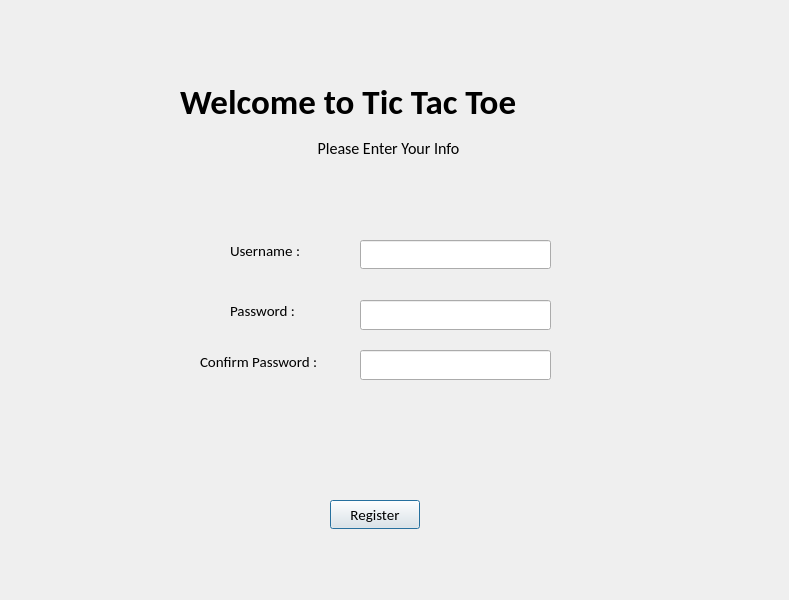
mo2menwael/Advanced-Tic-Tac-Toe, file signup.ui: the form before one commit.
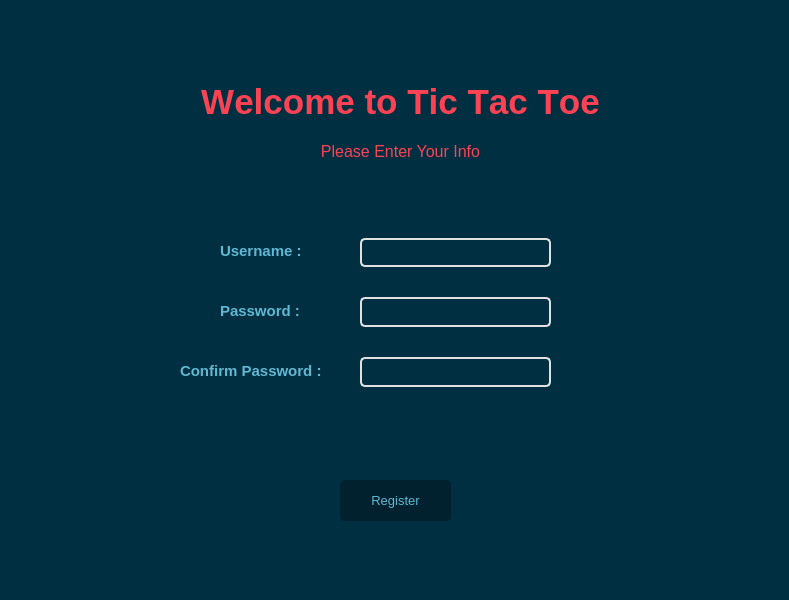
The form after the commit.

Patch:
```diff
--- a/signup.ui
+++ b/signup.ui
@@ -19,11 +19,14 @@
   <property name="windowTitle">
    <string>Dialog</string>
   </property>
+  <property name="styleSheet">
+   <string notr="true">background-color: rgb(0, 47, 65);</string>
+  </property>
   <widget class="QLineEdit" name="lineEdit">
    <property name="geometry">
     <rect>
      <x>360</x>
-     <y>240</y>
+     <y>238</y>
      <width>191</width>
      <height>29</height>
     </rect>
@@ -34,12 +37,17 @@
      <pointsize>12</pointsize>
     </font>
    </property>
+   <property name="styleSheet">
+    <string notr="true">color: rgb(97, 184, 211);
+border: 2px solid rgb(225, 225, 225);
+border-radius: 5px;</string>
+   </property>
   </widget>
   <widget class="QLineEdit" name="lineEdit_3">
    <property name="geometry">
     <rect>
      <x>360</x>
-     <y>300</y>
+     <y>297</y>
      <width>191</width>
      <height>30</height>
     </rect>
@@ -50,6 +58,11 @@
      <pointsize>12</pointsize>
     </font>
    </property>
+   <property name="styleSheet">
+    <string notr="true">color: rgb(97, 184, 211);
+border: 2px solid rgb(225, 225, 225);
+border-radius: 5px;</string>
+   </property>
    <property name="echoMode">
     <enum>QLineEdit::Password</enum>
    </property>
@@ -60,9 +73,9 @@
    </property>
    <property name="geometry">
     <rect>
-     <x>230</x>
+     <x>220</x>
      <y>240</y>
-     <width>84</width>
+     <width>101</width>
      <height>22</height>
     </rect>
    </property>
@@ -74,10 +87,14 @@
    </property>
    <property name="font">
     <font>
-     <family>Calibri</family>
+     <family>Segoe UI</family>
      <pointsize>11</pointsize>
+     <bold>true</bold>
     </font>
    </property>
+   <property name="styleSheet">
+    <string notr="true">color: rgb(97, 184, 211);</string>
+   </property>
    <property name="text">
     <string>Username :</string>
    </property>
@@ -85,18 +102,22 @@
   <widget class="QLabel" name="Password">
    <property name="geometry">
     <rect>
-     <x>230</x>
+     <x>220</x>
      <y>300</y>
-     <width>79</width>
+     <width>91</width>
      <height>22</height>
     </rect>
    </property>
    <property name="font">
     <font>
-     <family>Calibri</family>
+     <family>Segoe UI</family>
      <pointsize>11</pointsize>
+     <bold>true</bold>
     </font>
    </property>
+   <property name="styleSheet">
+    <string notr="true">color: rgb(97, 184, 211);</string>
+   </property>
    <property name="text">
     <string>Password :</string>
    </property>
@@ -105,7 +126,7 @@
    <property name="geometry">
     <rect>
      <x>360</x>
-     <y>350</y>
+     <y>357</y>
      <width>191</width>
      <height>30</height>
     </rect>
@@ -116,6 +137,11 @@
      <pointsize>12</pointsize>
     </font>
    </property>
+   <property name="styleSheet">
+    <string notr="true">color: rgb(97, 184, 211);
+border: 2px solid rgb(225, 225, 225);
+border-radius: 5px;</string>
+   </property>
    <property name="echoMode">
     <enum>QLineEdit::Password</enum>
    </property>
@@ -123,18 +149,22 @@
   <widget class="QLabel" name="confirmpass">
    <property name="geometry">
     <rect>
-     <x>200</x>
-     <y>351</y>
-     <width>142</width>
+     <x>180</x>
+     <y>360</y>
+     <width>171</width>
      <height>22</height>
     </rect>
    </property>
    <property name="font">
     <font>
-     <family>Calibri</family>
+     <family>Segoe UI</family>
      <pointsize>11</pointsize>
+     <bold>true</bold>
     </font>
    </property>
+   <property name="styleSheet">
+    <string notr="true">color: rgb(97, 184, 211);</string>
+   </property>
    <property name="text">
     <string>Confirm Password :</string>
    </property>
@@ -142,18 +172,37 @@
   <widget class="QPushButton" name="Register">
    <property name="geometry">
     <rect>
-     <x>330</x>
-     <y>500</y>
-     <width>90</width>
-     <height>29</height>
+     <x>340</x>
+     <y>480</y>
+     <width>111</width>
+     <height>41</height>
     </rect>
    </property>
    <property name="font">
     <font>
-     <family>Calibri</family>
-     <pointsize>11</pointsize>
+     <family>Segoe UI</family>
+     <pointsize>10</pointsize>
+     <bold>false</bold>
     </font>
    </property>
+   <property name="styleSheet">
+    <string notr="true">QPushButton{
+color: rgb(93, 184, 211);
+background-color: rgb(0, 33, 45);
+border: 3px solid;
+border-radius: 5px;
+border-color: rgb(0, 33, 45);
+}
+QPushButton:Hover{
+border-color: rgb(0, 35, 48);
+background-color: rgb(0, 35, 48);
+}
+QPushButton:Pressed{
+background-color: rgb(93, 184, 211);
+color:rgb(0, 33, 45);
+border-color: rgb(93, 184, 211);
+}</string>
+   </property>
    <property name="text">
     <string>Register</string>
    </property>
@@ -161,10 +210,10 @@
   <widget class="QWidget" name="layoutWidget">
    <property name="geometry">
     <rect>
-     <x>180</x>
+     <x>160</x>
      <y>80</y>
-     <width>417</width>
-     <height>86</height>
+     <width>481</width>
+     <height>93</height>
     </rect>
    </property>
    <layout class="QVBoxLayout" name="verticalLayout">
@@ -172,27 +221,40 @@
      <widget class="QLabel" name="label_6">
       <property name="font">
        <font>
-        <family>Calibri</family>
+        <family>Segoe UI</family>
         <pointsize>26</pointsize>
         <bold>true</bold>
+        <kerning>false</kerning>
        </font>
       </property>
+      <property name="styleSheet">
+       <string notr="true">color: rgb(253, 66, 83);</string>
+      </property>
       <property name="text">
        <string>Welcome to Tic Tac Toe</string>
       </property>
+      <property name="textFormat">
+       <enum>Qt::AutoText</enum>
+      </property>
+      <property name="alignment">
+       <set>Qt::AlignCenter</set>
+      </property>
      </widget>
     </item>
     <item>
      <widget class="QLabel" name="label_7">
       <property name="font">
        <font>
-        <family>Calibri</family>
+        <family>Segoe UI</family>
         <pointsize>12</pointsize>
        </font>
       </property>
       <property name="layoutDirection">
        <enum>Qt::LeftToRight</enum>
       </property>
+      <property name="styleSheet">
+       <string notr="true">color: rgb(253, 66, 83);</string>
+      </property>
       <property name="text">
        <string>Please Enter Your Info</string>
       </property>
@@ -206,25 +268,47 @@
   <widget class="QLabel" name="match">
    <property name="geometry">
     <rect>
-     <x>240</x>
+     <x>260</x>
      <y>410</y>
      <width>281</width>
      <height>20</height>
     </rect>
    </property>
+   <property name="font">
+    <font>
+     <family>Segoe UI</family>
+     <pointsize>10</pointsize>
+     <bold>true</bold>
+    </font>
+   </property>
+   <property name="styleSheet">
+    <string notr="true">color: rgb(97, 184, 211);</string>
+   </property>
    <property name="text">
     <string/>
    </property>
+   <property name="alignment">
+    <set>Qt::AlignCenter</set>
+   </property>
   </widget>
   <widget class="QLabel" name="label">
    <property name="geometry">
     <rect>
-     <x>240</x>
-     <y>460</y>
-     <width>281</width>
+     <x>250</x>
+     <y>440</y>
+     <width>291</width>
      <height>20</height>
     </rect>
    </property>
+   <property name="font">
+    <font>
+     <pointsize>10</pointsize>
+     <bold>true</bold>
+    </font>
+   </property>
+   <property name="styleSheet">
+    <string notr="true">color: rgb(97, 184, 211);</string>
+   </property>
    <property name="text">
     <string/>
    </property>
```
